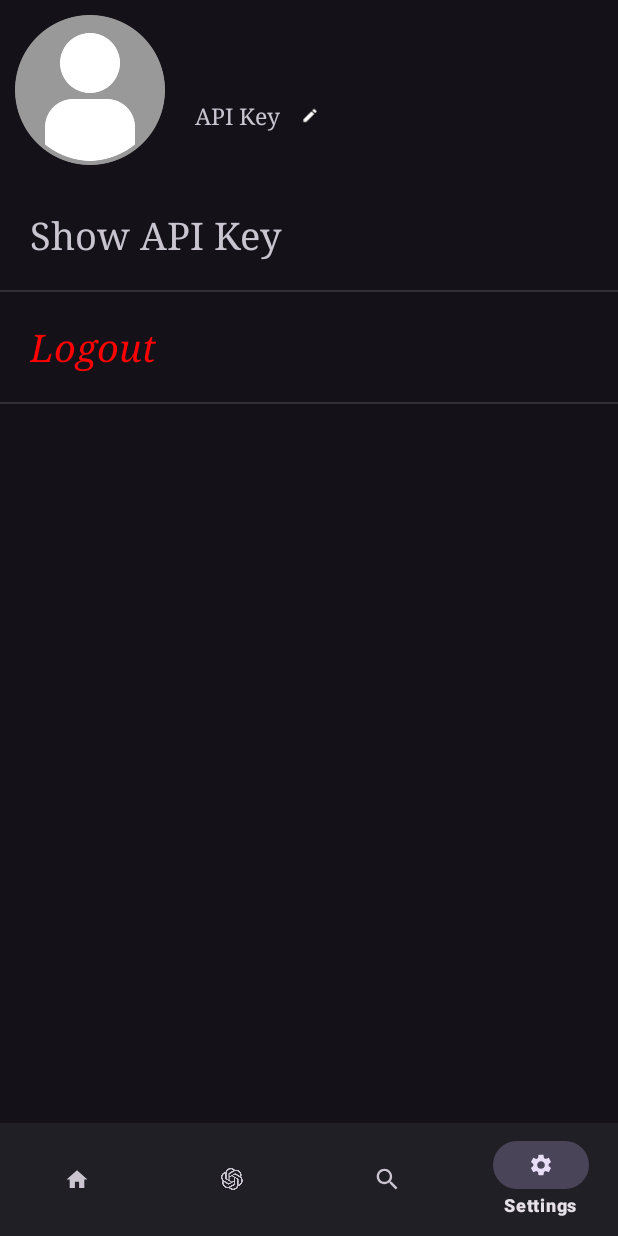
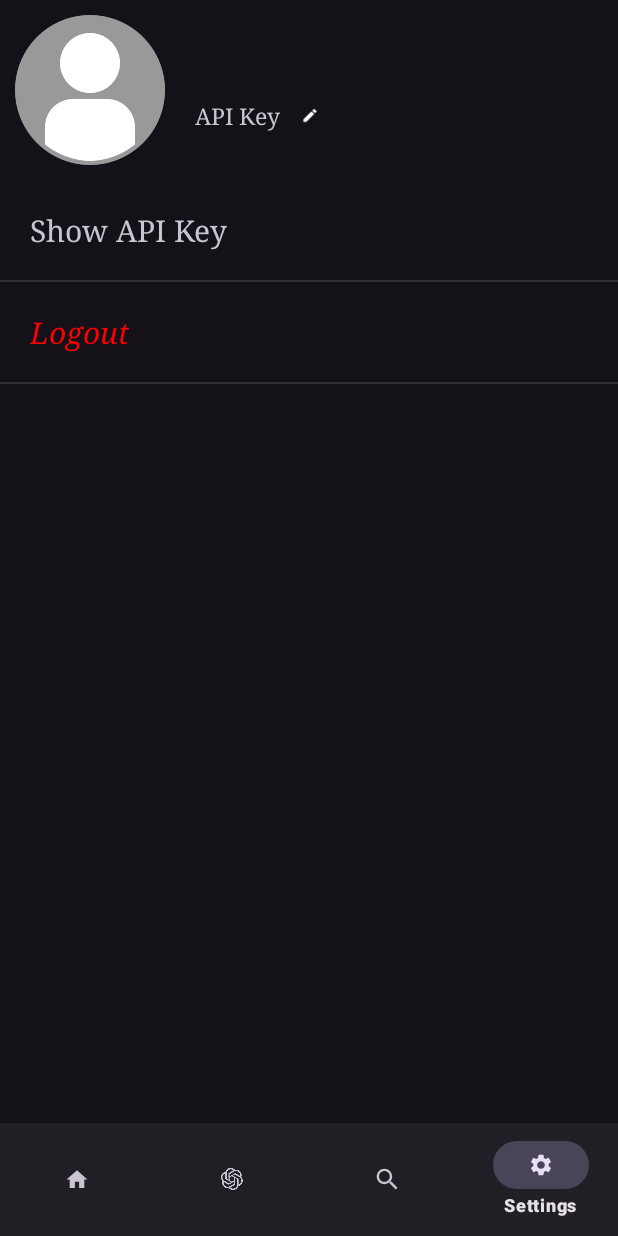
Before and after one commit to be9904/gptmusic, an Android app: the screen it shows after launch once a user with an empty profile is signed in (HomeActivity), item 4 of the bottom bar chosen, on a phone screen of 412 x 824 dp. Run offline under Robolectric (Android 15) with nearby library versions, the phone set to English and light mode, and no system bars; our stand-ins replace Firebase (no records; nobody signed in at launch, a user with empty details on screens opened directly).

Commit message:
fix settings fragment bug

```diff
--- a/app/build.gradle
+++ b/app/build.gradle
@@ -38,6 +38,9 @@ dependencies {
     // added dependencies
     implementation 'com.squareup.okhttp3:okhttp:4.9.3'
     implementation 'com.google.code.gson:gson:2.8.7'
+    // Retrofit for API handling
+    implementation 'com.squareup.retrofit2:retrofit:2.9.0'
+    implementation 'com.squareup.retrofit2:converter-gson:2.9.0'
 
     // core
     implementation 'androidx.core:core-ktx:1.8.0'
--- a/app/src/main/AndroidManifest.xml
+++ b/app/src/main/AndroidManifest.xml
@@ -16,7 +16,7 @@
         android:networkSecurityConfig="@xml/network_security_config"
         tools:targetApi="31">
         <activity
-            android:name=".home.HomeActivity"
+            android:name=".HomeActivity"
             android:exported="false" />
         <activity
             android:name=".RegisterActivity"
--- a/app/src/main/java/edu/skku/cs/gptmusic/home/HomeActivity.kt
+++ b/app/src/main/java/edu/skku/cs/gptmusic/HomeActivity.kt
@@ -1,4 +1,4 @@
-package edu.skku.cs.gptmusic.home
+package edu.skku.cs.gptmusic
 
 import android.content.Intent
 import androidx.appcompat.app.AppCompatActivity
@@ -6,8 +6,7 @@ import android.os.Bundle
 import androidx.fragment.app.Fragment
 import com.google.android.material.bottomnavigation.BottomNavigationView
 import com.google.firebase.auth.FirebaseAuth
-import edu.skku.cs.gptmusic.LoginActivity
-import edu.skku.cs.gptmusic.R
+import edu.skku.cs.gptmusic.home.HomeFragment
 import edu.skku.cs.gptmusic.settings.SettingsFragment
 
 class HomeActivity : AppCompatActivity() {
--- a/app/src/main/java/edu/skku/cs/gptmusic/LoginActivity.kt
+++ b/app/src/main/java/edu/skku/cs/gptmusic/LoginActivity.kt
@@ -11,7 +11,6 @@ import android.widget.Toast
 import com.google.firebase.auth.FirebaseAuth
 import com.google.firebase.auth.ktx.auth
 import com.google.firebase.ktx.Firebase
-import edu.skku.cs.gptmusic.home.HomeActivity
 
 class LoginActivity : AppCompatActivity() {
     private lateinit var auth: FirebaseAuth
--- a/app/src/main/java/edu/skku/cs/gptmusic/RegisterActivity.kt
+++ b/app/src/main/java/edu/skku/cs/gptmusic/RegisterActivity.kt
@@ -11,7 +11,6 @@ import android.widget.Toast
 import com.google.firebase.auth.FirebaseAuth
 import com.google.firebase.auth.ktx.auth
 import com.google.firebase.ktx.Firebase
-import edu.skku.cs.gptmusic.home.HomeActivity
 
 class RegisterActivity : AppCompatActivity() {
     private lateinit var auth: FirebaseAuth
--- /dev/null
+++ b/app/src/main/java/edu/skku/cs/gptmusic/api/APIHandler.kt
@@ -0,0 +1,4 @@
+package edu.skku.cs.gptmusic.api
+
+class APIHandler {
+}
--- a/app/src/main/java/edu/skku/cs/gptmusic/settings/SettingsFragment.kt
+++ b/app/src/main/java/edu/skku/cs/gptmusic/settings/SettingsFragment.kt
@@ -32,6 +32,7 @@ class SettingsFragment(
         userEmail.text = email
 
         // add settings fields
+        settingsFields.clear()
         settingsFields.add(SettingsField("Show API Key"))
         settingsFields.add(SettingsField("Logout"))
 
--- a/app/src/main/res/layout/activity_home.xml
+++ b/app/src/main/res/layout/activity_home.xml
@@ -5,7 +5,7 @@
     android:layout_width="match_parent"
     android:layout_height="match_parent"
     android:theme="@style/Theme.Material3.Dark"
-    tools:context=".home.HomeActivity">
+    tools:context=".HomeActivity">
 
     <FrameLayout
         android:id="@+id/flFragment"
--- a/app/src/main/res/layout/fragment_settings.xml
+++ b/app/src/main/res/layout/fragment_settings.xml
@@ -5,7 +5,7 @@
     xmlns:tools="http://schemas.android.com/tools"
     android:layout_width="match_parent"
     android:layout_height="match_parent"
-    tools:context=".home.HomeActivity">
+    tools:context=".HomeActivity">
 
     <androidx.constraintlayout.widget.ConstraintLayout
         android:id="@+id/userProfile"
--- a/app/src/main/res/layout/settings_field.xml
+++ b/app/src/main/res/layout/settings_field.xml
@@ -13,7 +13,7 @@
         android:layout_marginTop="20dp"
         android:layout_marginBottom="20dp"
         android:text="TextView"
-        android:textSize="25sp"
+        android:textSize="20sp"
         android:typeface="serif"
         app:layout_constraintBottom_toBottomOf="parent"
         app:layout_constraintStart_toStartOf="parent"
```
